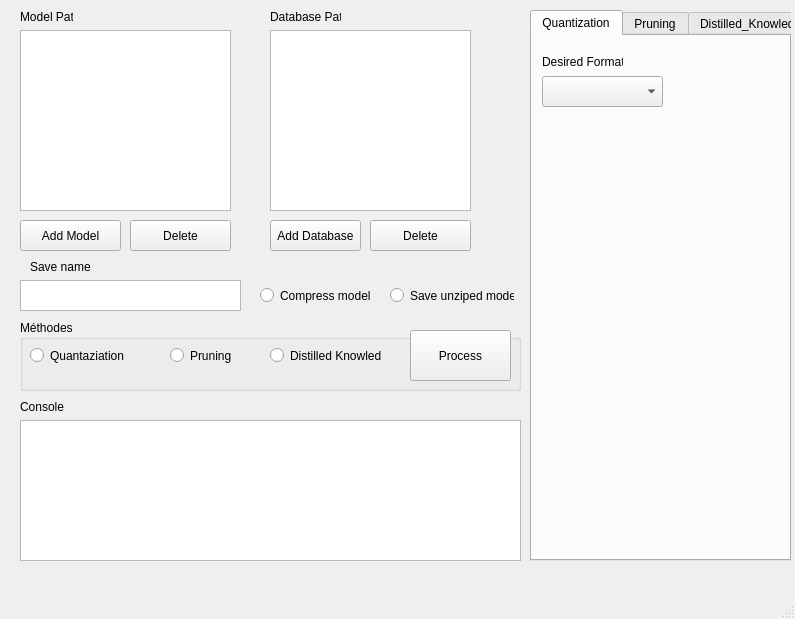
Above: Ui/main_interface.ui from samybakk/DNN-Optimizer before the change. Below: the same form after it.
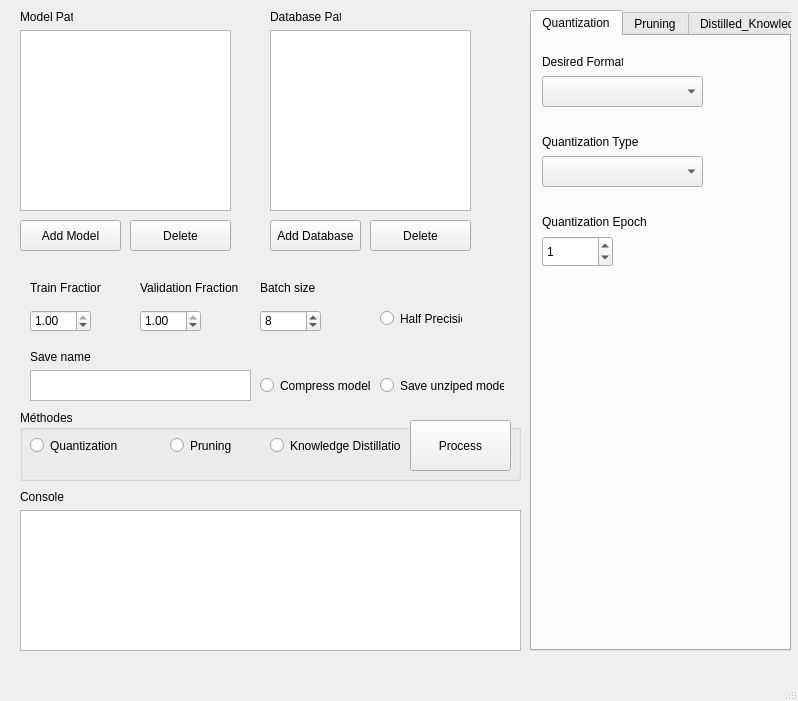
That is the form after the change. The open tabs and pages were chosen to show the change.

```diff
--- a/Ui/main_interface.ui
+++ b/Ui/main_interface.ui
@@ -6,8 +6,8 @@
    <rect>
     <x>0</x>
     <y>0</y>
-    <width>795</width>
-    <height>619</height>
+    <width>798</width>
+    <height>701</height>
    </rect>
   </property>
   <property name="windowTitle">
@@ -21,7 +21,7 @@
     <property name="geometry">
      <rect>
       <x>20</x>
-      <y>320</y>
+      <y>410</y>
       <width>501</width>
       <height>71</height>
      </rect>
@@ -47,12 +47,12 @@
       <rect>
        <x>250</x>
        <y>10</y>
-       <width>111</width>
+       <width>131</width>
        <height>51</height>
       </rect>
      </property>
      <property name="text">
-      <string>Distilled Knowledge</string>
+      <string>Knowledge Distillation</string>
      </property>
      <property name="autoExclusive">
       <bool>false</bool>
@@ -84,7 +84,7 @@
       </rect>
      </property>
      <property name="text">
-      <string>Quantaziation</string>
+      <string>Quantization</string>
      </property>
      <property name="autoExclusive">
       <bool>false</bool>
@@ -97,7 +97,7 @@
       <x>530</x>
       <y>10</y>
       <width>261</width>
-      <height>551</height>
+      <height>641</height>
      </rect>
     </property>
     <property name="sizePolicy">
@@ -152,9 +152,58 @@
        <rect>
         <x>10</x>
         <y>40</y>
+        <width>161</width>
+        <height>31</height>
+       </rect>
+      </property>
+     </widget>
+     <widget class="QLabel" name="label_16">
+      <property name="geometry">
+       <rect>
+        <x>10</x>
+        <y>90</y>
         <width>121</width>
         <height>31</height>
        </rect>
+      </property>
+      <property name="text">
+       <string>Quantization Type</string>
+      </property>
+     </widget>
+     <widget class="QComboBox" name="QTypeCB">
+      <property name="geometry">
+       <rect>
+        <x>10</x>
+        <y>120</y>
+        <width>161</width>
+        <height>31</height>
+       </rect>
+      </property>
+     </widget>
+     <widget class="QSpinBox" name="QuantizationEpochsSB">
+      <property name="geometry">
+       <rect>
+        <x>10</x>
+        <y>200</y>
+        <width>71</width>
+        <height>31</height>
+       </rect>
+      </property>
+      <property name="value">
+       <number>1</number>
+      </property>
+     </widget>
+     <widget class="QLabel" name="label_17">
+      <property name="geometry">
+       <rect>
+        <x>10</x>
+        <y>170</y>
+        <width>121</width>
+        <height>31</height>
+       </rect>
+      </property>
+      <property name="text">
+       <string>Quantization Epoch</string>
       </property>
      </widget>
     </widget>
@@ -431,7 +480,7 @@
     <property name="geometry">
      <rect>
       <x>20</x>
-      <y>420</y>
+      <y>510</y>
       <width>501</width>
       <height>141</height>
      </rect>
@@ -495,7 +544,7 @@
     <property name="geometry">
      <rect>
       <x>20</x>
-      <y>400</y>
+      <y>490</y>
       <width>47</width>
       <height>13</height>
      </rect>
@@ -507,8 +556,8 @@
    <widget class="QTextEdit" name="SaveName">
     <property name="geometry">
      <rect>
-      <x>20</x>
-      <y>280</y>
+      <x>30</x>
+      <y>370</y>
       <width>221</width>
       <height>31</height>
      </rect>
@@ -538,7 +587,7 @@
     <property name="geometry">
      <rect>
       <x>30</x>
-      <y>260</y>
+      <y>350</y>
       <width>71</width>
       <height>13</height>
      </rect>
@@ -551,7 +600,7 @@
     <property name="geometry">
      <rect>
       <x>260</x>
-      <y>280</y>
+      <y>370</y>
       <width>124</width>
       <height>31</height>
      </rect>
@@ -569,8 +618,8 @@
     </property>
     <property name="geometry">
      <rect>
-      <x>390</x>
-      <y>280</y>
+      <x>380</x>
+      <y>370</y>
       <width>124</width>
       <height>31</height>
      </rect>
@@ -681,6 +730,128 @@
      <string>Delete</string>
     </property>
    </widget>
+   <widget class="QLabel" name="label_12">
+    <property name="geometry">
+     <rect>
+      <x>30</x>
+      <y>280</y>
+      <width>71</width>
+      <height>16</height>
+     </rect>
+    </property>
+    <property name="text">
+     <string>Train Fraction</string>
+    </property>
+   </widget>
+   <widget class="QLabel" name="label_13">
+    <property name="geometry">
+     <rect>
+      <x>140</x>
+      <y>280</y>
+      <width>101</width>
+      <height>16</height>
+     </rect>
+    </property>
+    <property name="text">
+     <string>Validation Fraction</string>
+    </property>
+   </widget>
+   <widget class="QDoubleSpinBox" name="TrainFractionSB">
+    <property name="geometry">
+     <rect>
+      <x>30</x>
+      <y>310</y>
+      <width>61</width>
+      <height>22</height>
+     </rect>
+    </property>
+    <property name="maximum">
+     <double>1.000000000000000</double>
+    </property>
+    <property name="singleStep">
+     <double>0.010000000000000</double>
+    </property>
+    <property name="value">
+     <double>1.000000000000000</double>
+    </property>
+   </widget>
+   <widget class="QDoubleSpinBox" name="ValFractionSB">
+    <property name="geometry">
+     <rect>
+      <x>140</x>
+      <y>310</y>
+      <width>61</width>
+      <height>22</height>
+     </rect>
+    </property>
+    <property name="maximum">
+     <double>1.000000000000000</double>
+    </property>
+    <property name="singleStep">
+     <double>0.010000000000000</double>
+    </property>
+    <property name="value">
+     <double>1.000000000000000</double>
+    </property>
+   </widget>
+   <widget class="QRadioButton" name="Half">
+    <property name="geometry">
+     <rect>
+      <x>380</x>
+      <y>310</y>
+      <width>82</width>
+      <height>17</height>
+     </rect>
+    </property>
+    <property name="text">
+     <string>Half Precision</string>
+    </property>
+   </widget>
+   <widget class="QLabel" name="label_15">
+    <property name="geometry">
+     <rect>
+      <x>270</x>
+      <y>280</y>
+      <width>101</width>
+      <height>16</height>
+     </rect>
+    </property>
+    <property name="text">
+     <string/>
+    </property>
+   </widget>
+   <widget class="QSpinBox" name="BatchSizeSB">
+    <property name="geometry">
+     <rect>
+      <x>260</x>
+      <y>310</y>
+      <width>61</width>
+      <height>22</height>
+     </rect>
+    </property>
+    <property name="minimum">
+     <number>1</number>
+    </property>
+    <property name="maximum">
+     <number>10000</number>
+    </property>
+    <property name="value">
+     <number>8</number>
+    </property>
+   </widget>
+   <widget class="QLabel" name="label_18">
+    <property name="geometry">
+     <rect>
+      <x>260</x>
+      <y>280</y>
+      <width>101</width>
+      <height>16</height>
+     </rect>
+    </property>
+    <property name="text">
+     <string>Batch size</string>
+    </property>
+   </widget>
   </widget>
   <widget class="QMenuBar" name="menubar">
    <property name="geometry">
```
Left out of the diff: 31 changed lines with no effect on the pictures.
